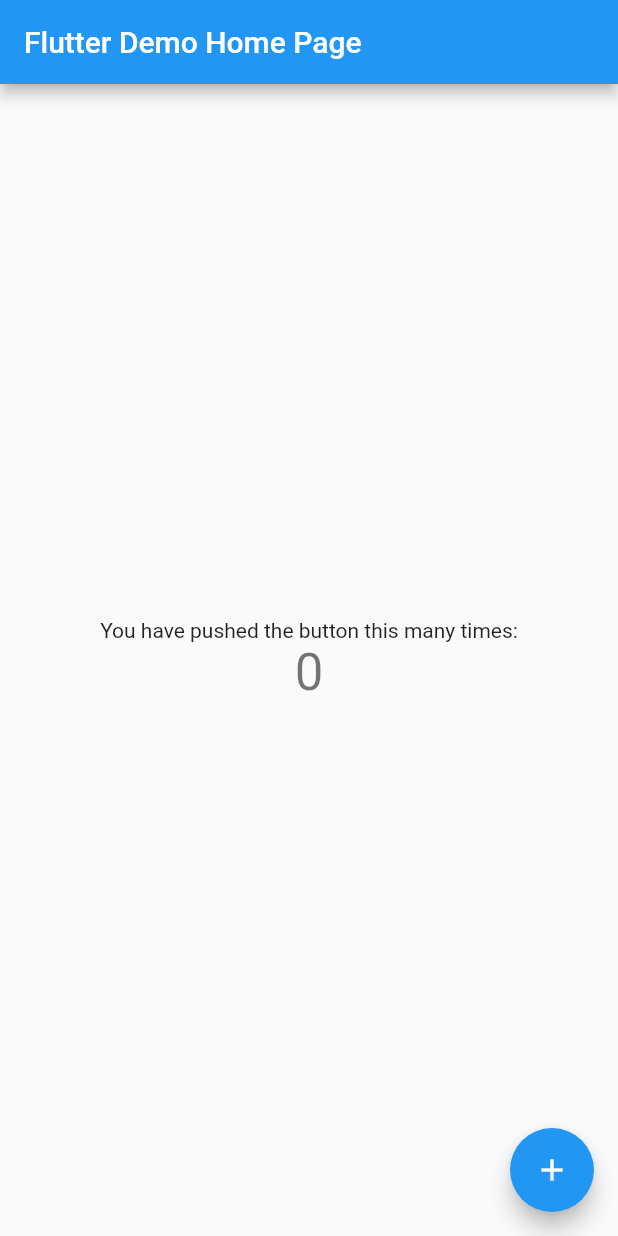
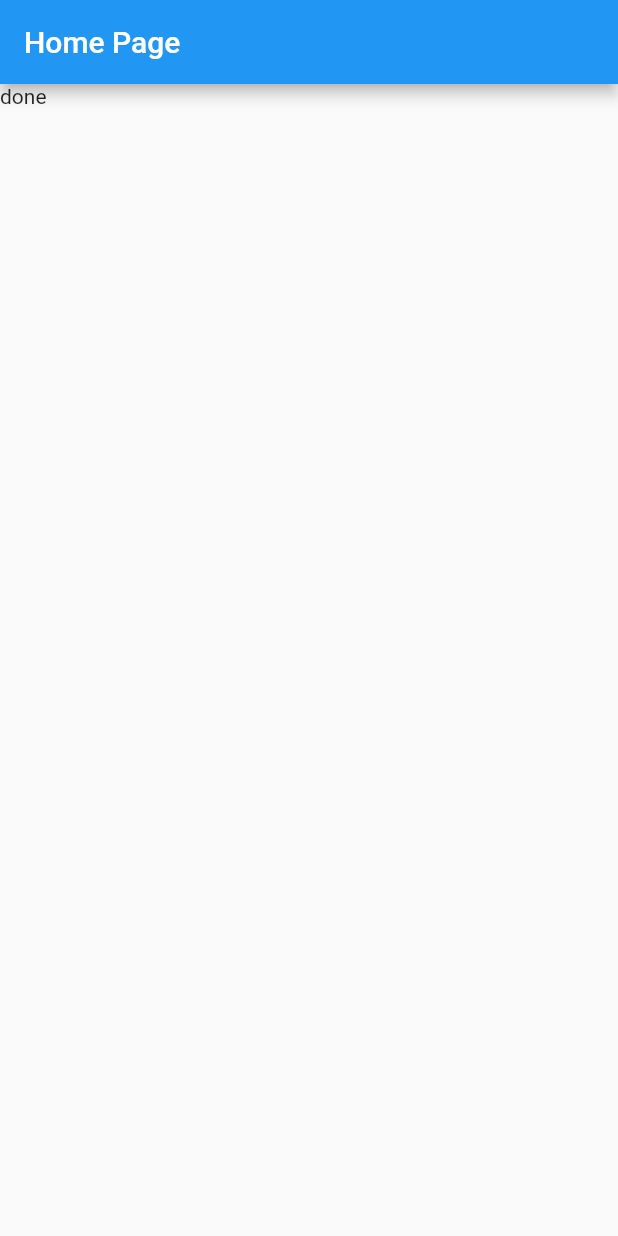
Before and after one commit to sarsey-walker/Notes-In-flutter, a Flutter app: the screen it shows after launch, on a phone screen of 412 x 824 dp. Run offline on Flutter 3.47's test engine with Material 2 defaults, Android fonts, the phone set to English and light mode, and no system bars; our stand-ins replace firebase_auth, firebase_core; accounts and stored records are empty; generated files the repository leaves out were written again.

```diff
--- a/lib/main.dart
+++ b/lib/main.dart
@@ -1,115 +1,71 @@
+import 'dart:io';
+import 'package:firebase_auth/firebase_auth.dart';
+import 'package:firebase_core/firebase_core.dart';
 import 'package:flutter/material.dart';
+import 'package:notes/firebase_options.dart';
 
 void main() {
-  runApp(const MyApp());
+  WidgetsFlutterBinding.ensureInitialized();
+  runApp(MaterialApp(
+    title: 'Flutter Demo',
+    theme: ThemeData(
+      primarySwatch: Colors.blue,
+    ),
+    home: const HomePage(),
+  ));
 }
 
-class MyApp extends StatelessWidget {
-  const MyApp({super.key});
+class HomePage extends StatelessWidget {
+  const HomePage({super.key});
 
-  // This widget is the root of your application.
   @override
   Widget build(BuildContext context) {
-    return MaterialApp(
-      title: 'Flutter Demo',
-      theme: ThemeData(
-        // This is the theme of your application.
-        //
-        // Try running your application with "flutter run". You'll see the
-        // application has a blue toolbar. Then, without quitting the app, try
-        // changing the primarySwatch below to Colors.green and then invoke
-        // "hot reload" (press "r" in the console where you ran "flutter run",
-        // or simply save your changes to "hot reload" in a Flutter IDE).
-        // Notice that the counter didn't reset back to zero; the application
-        // is not restarted.
-        primarySwatch: Colors.blue,
+    return Scaffold(
+      appBar: AppBar(
+        title: const Text('Home Page'),
       ),
-      home: const MyHomePage(title: 'Flutter Demo Home Page'),
+      body: FutureBuilder(
+        future: Firebase.initializeApp(
+          options: Platform.isLinux
+              ? DefaultFirebaseOptions.web
+              : DefaultFirebaseOptions.currentPlatform,
+        ),
+        builder: (context, snapshot) {
+          // Check for errors
+          if (snapshot.hasError) {
+            print(snapshot.error);
+            return const Text('Something Wrong..');
+          }
+
+          // Once complete, show your application
+          if (snapshot.connectionState == ConnectionState.done) {
+            final user = FirebaseAuth.instance.currentUser;
+            final emailVerified = user?.emailVerified ?? false;
+            if (emailVerified) {
+              print('You are a verified user.');
+            } else {
+              print('You need to verify your email first.');
+            }
+            return const Text('done');
+          }
+          return const Text('fora dos ifs');
+          /*switch (snapshot.connectionState) {
+            case ConnectionState.done:
+              final user = FirebaseAuth.instance.currentUser;
+              final emailVerified = user?.emailVerified ?? false;
+              if (emailVerified) {
+                print('You are a verified user.');
+              } else {
+                print('You need to verify your email first.');
+              }
+              print('${snapshot.connectionState}');
+              return const Text('done');
+
+            default:
+              return const Text('Loading..');
+          }*/
+        },
+      ),
     );
   }
 }
-
-class MyHomePage extends StatefulWidget {
-  const MyHomePage({super.key, required this.title});
-
-  // This widget is the home page of your application. It is stateful, meaning
-  // that it has a State object (defined below) that contains fields that affect
-  // how it looks.
-
-  // This class is the configuration for the state. It holds the values (in this
-  // case the title) provided by the parent (in this case the App widget) and
-  // used by the build method of the State. Fields in a Widget subclass are
-  // always marked "final".
-
-  final String title;
-
-  @override
-  State<MyHomePage> createState() => _MyHomePageState();
-}
-
-class _MyHomePageState extends State<MyHomePage> {
-  int _counter = 0;
-
-  void _incrementCounter() {
-    setState(() {
-      // This call to setState tells the Flutter framework that something has
-      // changed in this State, which causes it to rerun the build method below
-      // so that the display can reflect the updated values. If we changed
-      // _counter without calling setState(), then the build method would not be
-      // called again, and so nothing would appear to happen.
-      _counter++;
-    });
-  }
-
-  @override
-  Widget build(BuildContext context) {
-    // This method is rerun every time setState is called, for instance as done
-    // by the _incrementCounter method above.
-    //
-    // The Flutter framework has been optimized to make rerunning build methods
-    // fast, so that you can just rebuild anything that needs updating rather
-    // than having to individually change instances of widgets.
-    return Scaffold(
-      appBar: AppBar(
-        // Here we take the value from the MyHomePage object that was created by
-        // the App.build method, and use it to set our appbar title.
-        title: Text(widget.title),
-      ),
-      body: Center(
-        // Center is a layout widget. It takes a single child and positions it
-        // in the middle of the parent.
-        child: Column(
-          // Column is also a layout widget. It takes a list of children and
-          // arranges them vertically. By default, it sizes itself to fit its
-          // children horizontally, and tries to be as tall as its parent.
-          //
-          // Invoke "debug painting" (press "p" in the console, choose the
-          // "Toggle Debug Paint" action from the Flutter Inspector in Android
-          // Studio, or the "Toggle Debug Paint" command in Visual Studio Code)
-          // to see the wireframe for each widget.
-          //
-          // Column has various properties to control how it sizes itself and
-          // how it positions its children. Here we use mainAxisAlignment to
-          // center the children vertically; the main axis here is the vertical
-          // axis because Columns are vertical (the cross axis would be
-          // horizontal).
-          mainAxisAlignment: MainAxisAlignment.center,
-          children: <Widget>[
-            const Text(
-              'You have pushed the button this many times:',
-            ),
-            Text(
-              '$_counter',
-              style: Theme.of(context).textTheme.headline4,
-            ),
-          ],
-        ),
-      ),
-      floatingActionButton: FloatingActionButton(
-        onPressed: _incrementCounter,
-        tooltip: 'Increment',
-        child: const Icon(Icons.add),
-      ), // This trailing comma makes auto-formatting nicer for build methods.
-    );
-  }
-}
--- a/pubspec.yaml
+++ b/pubspec.yaml
@@ -36,6 +36,11 @@ dependencies:
   # The following adds the Cupertino Icons font to your application.
   # Use with the CupertinoIcons class for iOS style icons.
   cupertino_icons: ^1.0.2
+  firebase_core: ^2.4.1
+  firebase_auth: ^4.2.5
+  cloud_firestore: ^4.3.1
+  firebase_analytics: ^10.1.0
+  firebase_core_platform_interface: ^4.5.2
 
 dev_dependencies:
   flutter_test:
```
Also changed, not shown: lib/views/login_view.dart (added, +124 -0 lines), lib/views/register_view.dart (added, +117 -0 lines), pubspec.lock, 4 other files.
